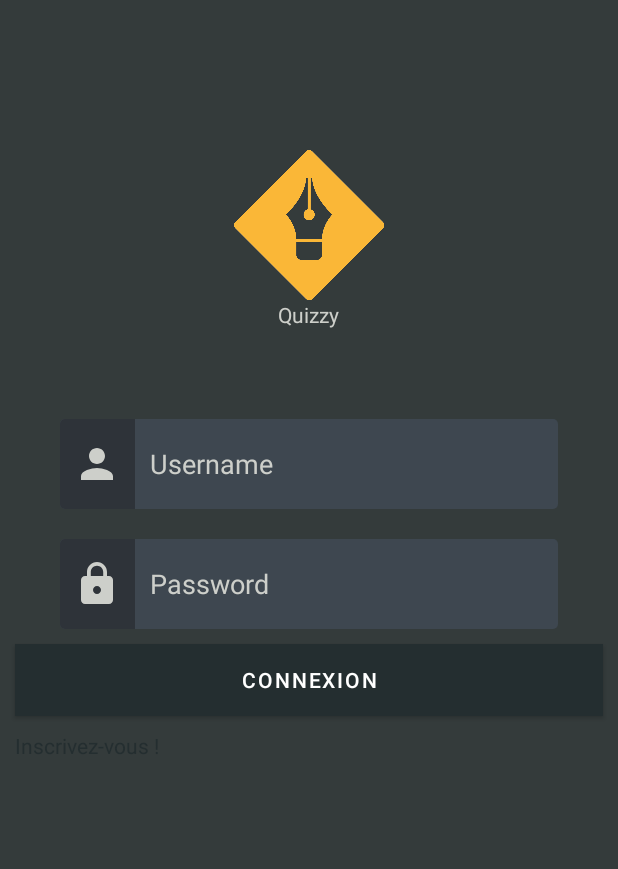
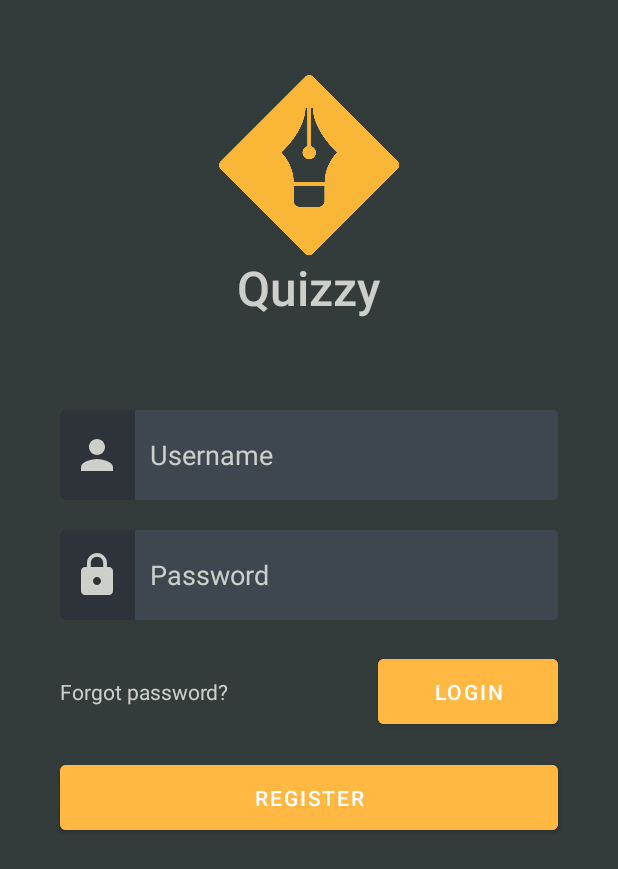
Before and after one commit to RomainVenel/Quizzy, an Android app: the screen it shows after launch (ConnexionActivity), on a phone screen of 412 x 824 dp. Shown: the top 869 px of the screen. Run offline under Robolectric (Android 15) with nearby library versions, the phone set to English and light mode, and no system bars; our stand-ins replace Volley.

Commit message:
connexion design done

```diff
--- a/app/src/main/java/com/quizzy/mrk/quizzy/ConnexionActivity.java
+++ b/app/src/main/java/com/quizzy/mrk/quizzy/ConnexionActivity.java
@@ -26,7 +26,8 @@ public class ConnexionActivity extends AppCompatActivity {
     private EditText etLoginUsername;
     private EditText etLoginPassword;
     private Button bLogin;
-    private TextView tvLinkSignIn;
+    private Button bSignIn;
+    private TextView tvForgotMdp;
 
     @Override
     protected void onCreate(Bundle savedInstanceState) {
@@ -42,12 +43,13 @@ public class ConnexionActivity extends AppCompatActivity {
         this.etLoginUsername = findViewById(R.id.et_login_username);
         this.etLoginPassword = findViewById(R.id.et_login_password);
         this.bLogin = findViewById(R.id.btn_login_valider);
-        this.tvLinkSignIn = findViewById(R.id.tv_login_link);
+        this.bSignIn = findViewById(R.id.btn_login_register);
+        this.tvForgotMdp = findViewById(R.id.tv_login_forgot_mdp);
 
         pDialog = new ProgressDialog(this);
         pDialog.setCancelable(false);
 
-        this.tvLinkSignIn.setOnClickListener(new View.OnClickListener() {
+        this.bSignIn.setOnClickListener(new View.OnClickListener() {
             @Override
             public void onClick(View v) {
                 Intent intentionEnvoyer = new Intent(ConnexionActivity.this, InscriptionActivity.class);
--- /dev/null
+++ b/app/src/main/java/com/quizzy/mrk/quizzy/LoadActivity.java
@@ -0,0 +1,41 @@
+package com.quizzy.mrk.quizzy;
+
+import androidx.appcompat.app.ActionBar;
+import androidx.appcompat.app.AppCompatActivity;
+
+import android.content.Intent;
+import android.os.Bundle;
+
+import com.quizzy.mrk.quizzy.Technique.Session;
+
+import java.util.Timer;
+import java.util.TimerTask;
+
+public class LoadActivity extends AppCompatActivity {
+
+    private Timer timer;
+
+    @Override
+    protected void onCreate(Bundle savedInstanceState) {
+        super.onCreate(savedInstanceState);
+        setContentView(R.layout.activity_load);
+
+        ActionBar actionBar = getSupportActionBar();
+        actionBar.hide();
+
+        timer = new Timer();
+        timer.schedule(new TimerTask() {
+            @Override
+            public void run() {
+                Intent intent;
+                if (Session.getSession() == null) {
+                    intent = new Intent(LoadActivity.this, ConnexionActivity.class);
+                    startActivity(intent);
+                } else {
+                    intent = new Intent(LoadActivity.this, DashboardActivity.class);
+                    startActivity(intent);
+                }
+            }
+        }, 2500);
+    }
+}
--- a/app/src/main/res/layout/activity_connexion.xml
+++ b/app/src/main/res/layout/activity_connexion.xml
@@ -1,28 +1,34 @@
 <?xml version="1.0" encoding="utf-8"?>
-<LinearLayout xmlns:android="http://schemas.android.com/apk/res/android"
+<ScrollView xmlns:android="http://schemas.android.com/apk/res/android"
     xmlns:app="http://schemas.android.com/apk/res-auto"
     xmlns:tools="http://schemas.android.com/tools"
+    android:layout_width="match_parent"
+    android:background="@color/backgroundDark"
+    android:layout_height="match_parent">
+
+    <LinearLayout
         android:id="@+id/activity_connexion"
         android:layout_width="match_parent"
         android:layout_height="match_parent"
-    android:background="@color/backgroundDark"
         android:orientation="vertical"
         tools:context=".ConnexionActivity">
 
         <ImageView
-        android:layout_width="wrap_content"
-        android:layout_height="100dp"
-        android:layout_marginTop="100dp"
+            android:layout_width="120dp"
+            android:layout_height="120dp"
+            android:layout_gravity="center"
             android:layout_marginLeft="10dp"
+            android:layout_marginTop="50dp"
             android:layout_marginRight="10dp"
-        android:layout_gravity="center"
-        android:src="@drawable/logo"/>
+            android:src="@drawable/logo" />
 
         <TextView
             android:layout_width="wrap_content"
             android:layout_height="wrap_content"
             android:layout_gravity="center"
-        android:text="Quizzy"
+            android:textSize="32dp"
+            android:text="@string/app_name"
+            android:fontFamily="sans-serif-medium"
             android:textColor="@color/graywhite"
             />
 
@@ -56,25 +62,47 @@
             android:layout_marginRight="40dp"
             android:inputType="textPassword" />
 
+        <LinearLayout
+            android:layout_width="match_parent"
+            android:layout_height="wrap_content"
+            android:orientation="horizontal"
+            android:layout_marginTop="10dp"
+            android:layout_marginLeft="40dp"
+            android:layout_marginRight="40dp">
+
+            <TextView
+                android:id="@+id/tv_login_forgot_mdp"
+                android:layout_width="0dp"
+                android:layout_height="wrap_content"
+                android:layout_weight=".10"
+                android:layout_marginTop="10dp"
+                android:layout_marginRight="10dp"
+                android:text="@string/forgotPassword"
+                android:textColor="@color/graywhite" />
+
             <com.google.android.material.button.MaterialButton
                 android:id="@+id/btn_login_valider"
-        android:layout_width="match_parent"
-        android:layout_height="wrap_content"
+                android:layout_width="120dp"
+                android:layout_height="55dp"
                 android:layout_marginTop="10dp"
                 android:layout_marginLeft="10dp"
-        android:layout_marginRight="10dp"
-        android:background="@color/colorPrimaryDark"
-        android:text="@string/btn_login"
+                android:backgroundTint="@color/yellowBtn"
+                android:text="@string/login"
                 android:textColor="@color/white" />
 
-    <TextView
-        android:id="@+id/tv_login_link"
+        </LinearLayout>
+
+        <com.google.android.material.button.MaterialButton
+            android:id="@+id/btn_login_register"
             android:layout_width="match_parent"
-        android:layout_height="wrap_content"
-        android:layout_marginTop="10dp"
-        android:layout_marginLeft="10dp"
-        android:layout_marginRight="10dp"
-        android:text="@string/tv_link_inscription"
-        android:textColor="@color/colorPrimary" />
+            android:layout_height="55dp"
+            android:layout_marginTop="15dp"
+            android:layout_marginLeft="40dp"
+            android:layout_marginRight="40dp"
+            android:backgroundTint="@color/yellowBtn"
+            android:text="@string/register"
+            android:textColor="@color/white" />
 
     </LinearLayout>
+
+</ScrollView>
--- a/app/src/main/res/layout/activity_profil.xml
+++ b/app/src/main/res/layout/activity_profil.xml
@@ -89,7 +89,7 @@
         android:layout_width="wrap_content"
         android:layout_height="wrap_content"
         android:layout_gravity="center"
-        android:backgroundTint="@color/buttonReturn"
+        android:backgroundTint="@color/yellowBtn"
         android:text="@string/b_profil_validate" />
 
 </LinearLayout>
--- a/app/src/main/res/layout/header_nav_drawer.xml
+++ b/app/src/main/res/layout/header_nav_drawer.xml
@@ -4,7 +4,7 @@
     android:layout_width="match_parent"
     android:layout_height="160dp"
     android:orientation="vertical"
-    android:background="@drawable/img_header_nav_drawer">
+    android:background="@drawable/background_drawer">
 
     <com.dmallcott.dismissibleimageview.DismissibleImageView
         android:id="@+id/header_nav_img"
--- a/app/src/main/res/values/colors.xml
+++ b/app/src/main/res/values/colors.xml
@@ -6,7 +6,7 @@
     <color name="darkGray">#6C6C6C</color>
     <color name="white">#FFFFFF</color>
     <color name="red">#FF0000</color>
-    <color name="buttonReturn">#b5ffb303</color>
+    <color name="yellowBtn">#FFB842</color>
     <color name="saumon">#DA5F6A</color>
     <color name="backgroundDark">#343B3B</color>
     <color name="grayColorEditText">#2E3339</color>
--- a/app/src/main/res/values/strings.xml
+++ b/app/src/main/res/values/strings.xml
@@ -4,10 +4,11 @@
     <!-- login -->
     <string name="ed_username">Username</string>
     <string name="ed_password">Password</string>
-    <string name="btn_login">CONNEXION</string>
+    <string name="login">LOGIN</string>
     <string name="dialog_login">Connexion ...</string>
     <string name="error_user_not_found">Nom d\'utilisateur ou mot de passe incorrect</string>
-    <string name="tv_link_inscription">Inscrivez-vous !</string>
+    <string name="register">REGISTER</string>
+    <string name="forgotPassword">Forgot password?</string>
     <!-- end login -->
 
     <!-- sign in -->
```
Also changed, not shown: app/src/main/AndroidManifest.xml (+4 -3 lines), app/src/main/res/layout/activity_load.xml (added, +28 -0 lines), app/src/main/res/drawable/background_drawer.png (added), app/src/main/res/drawable/img_header_nav_drawer.jpg (deleted). Lines whose indentation alone changed are shown as unchanged.
